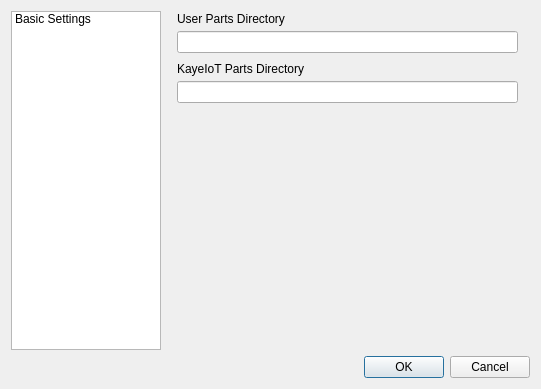
This is src/settingsdialog.ui in clixx-io/kayeiot as Qt 5 draws it before an edit. The edited form follows.
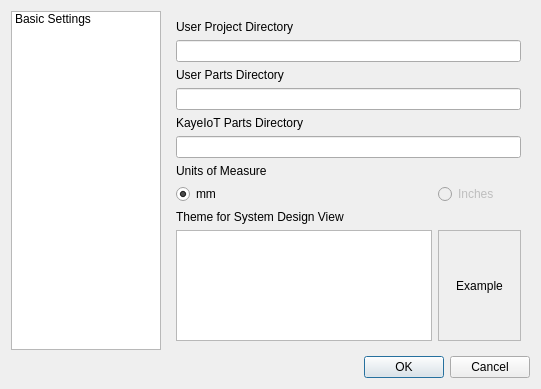
This is the edited form.

Diff of the .ui file:
```diff
--- a/src/settingsdialog.ui
+++ b/src/settingsdialog.ui
@@ -32,58 +32,100 @@
    <item row="0" column="1">
     <widget class="QStackedWidget" name="stackedWidget">
      <widget class="QWidget" name="basic">
+      <layout class="QFormLayout" name="formLayout">
+       <item row="0" column="0">
+        <widget class="QLabel" name="label_3">
+         <property name="text">
+          <string>User Project Directory</string>
+         </property>
+        </widget>
+       </item>
+       <item row="2" column="0">
       <widget class="QLabel" name="label">
-       <property name="geometry">
-        <rect>
-         <x>10</x>
-         <y>0</y>
-         <width>251</width>
-         <height>16</height>
-        </rect>
-       </property>
        <property name="text">
         <string>User Parts Directory</string>
        </property>
       </widget>
-      <widget class="QLineEdit" name="UserPartsDirlineEdit">
-       <property name="geometry">
-        <rect>
-         <x>10</x>
-         <y>20</y>
-         <width>341</width>
-         <height>22</height>
-        </rect>
-       </property>
-       <property name="readOnly">
-        <bool>true</bool>
-       </property>
-      </widget>
+       </item>
+       <item row="4" column="0">
       <widget class="QLabel" name="label_2">
-       <property name="geometry">
-        <rect>
-         <x>10</x>
-         <y>50</y>
-         <width>151</width>
-         <height>16</height>
-        </rect>
-       </property>
        <property name="text">
         <string>KayeIoT Parts Directory</string>
        </property>
       </widget>
+       </item>
+       <item row="1" column="0" colspan="2">
+        <widget class="QLineEdit" name="UserProjectDirlineEdit">
+         <property name="readOnly">
+          <bool>true</bool>
+         </property>
+        </widget>
+       </item>
+       <item row="3" column="0" colspan="2">
+        <widget class="QLineEdit" name="UserPartsDirlineEdit">
+         <property name="readOnly">
+          <bool>true</bool>
+         </property>
+        </widget>
+       </item>
+       <item row="5" column="0" colspan="2">
       <widget class="QLineEdit" name="kayeiotPartsDirlineEdit">
-       <property name="geometry">
-        <rect>
-         <x>10</x>
-         <y>70</y>
-         <width>341</width>
-         <height>22</height>
-        </rect>
-       </property>
        <property name="readOnly">
         <bool>true</bool>
        </property>
       </widget>
+       </item>
+       <item row="6" column="0">
+        <widget class="QLabel" name="label_4">
+         <property name="text">
+          <string>Units of Measure</string>
+         </property>
+        </widget>
+       </item>
+       <item row="7" column="0">
+        <widget class="QRadioButton" name="mmRadioButton">
+         <property name="text">
+          <string>mm</string>
+         </property>
+         <property name="checked">
+          <bool>true</bool>
+         </property>
+        </widget>
+       </item>
+       <item row="7" column="1">
+        <widget class="QRadioButton" name="inRadioButton">
+         <property name="enabled">
+          <bool>false</bool>
+         </property>
+         <property name="text">
+          <string>Inches</string>
+         </property>
+        </widget>
+       </item>
+       <item row="9" column="0">
+        <widget class="QListWidget" name="ThemelistWidget"/>
+       </item>
+       <item row="9" column="1">
+        <widget class="QLabel" name="label_6">
+         <property name="frameShape">
+          <enum>QFrame::StyledPanel</enum>
+         </property>
+         <property name="text">
+          <string>Example</string>
+         </property>
+         <property name="alignment">
+          <set>Qt::AlignCenter</set>
+         </property>
+        </widget>
+       </item>
+       <item row="8" column="0" colspan="2">
+        <widget class="QLabel" name="Themelabel">
+         <property name="text">
+          <string>Theme for System Design View</string>
+         </property>
+        </widget>
+       </item>
+      </layout>
      </widget>
      <widget class="QWidget" name="page_2"/>
     </widget>
```
Lines whose indentation alone changed are shown as unchanged.
